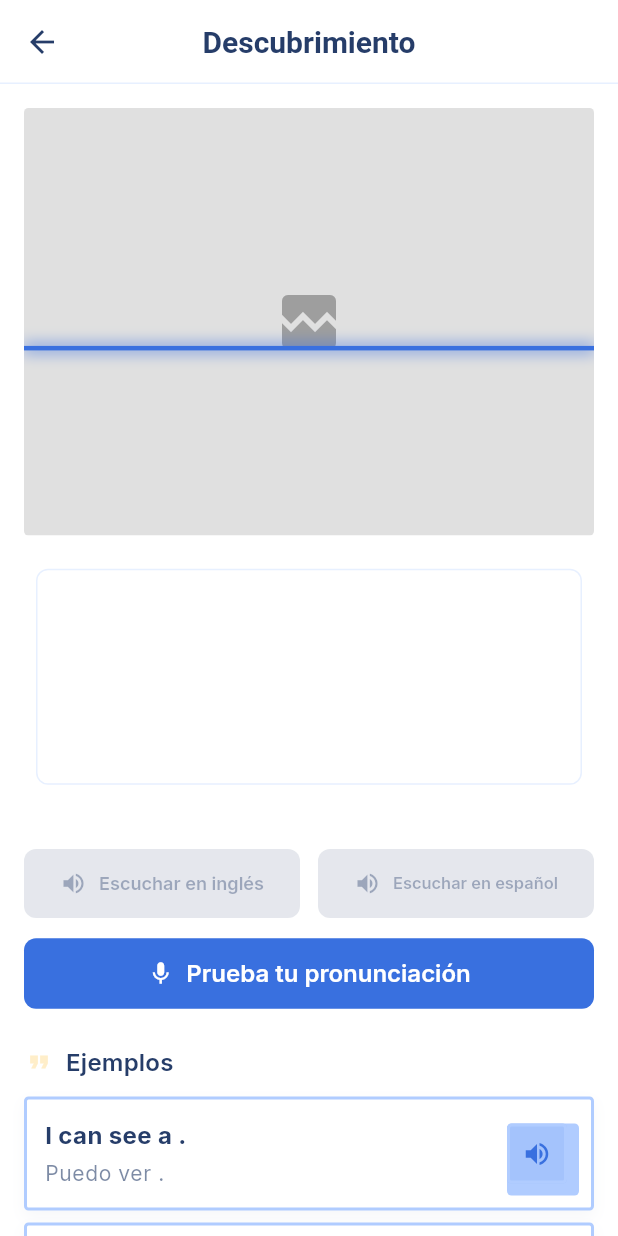
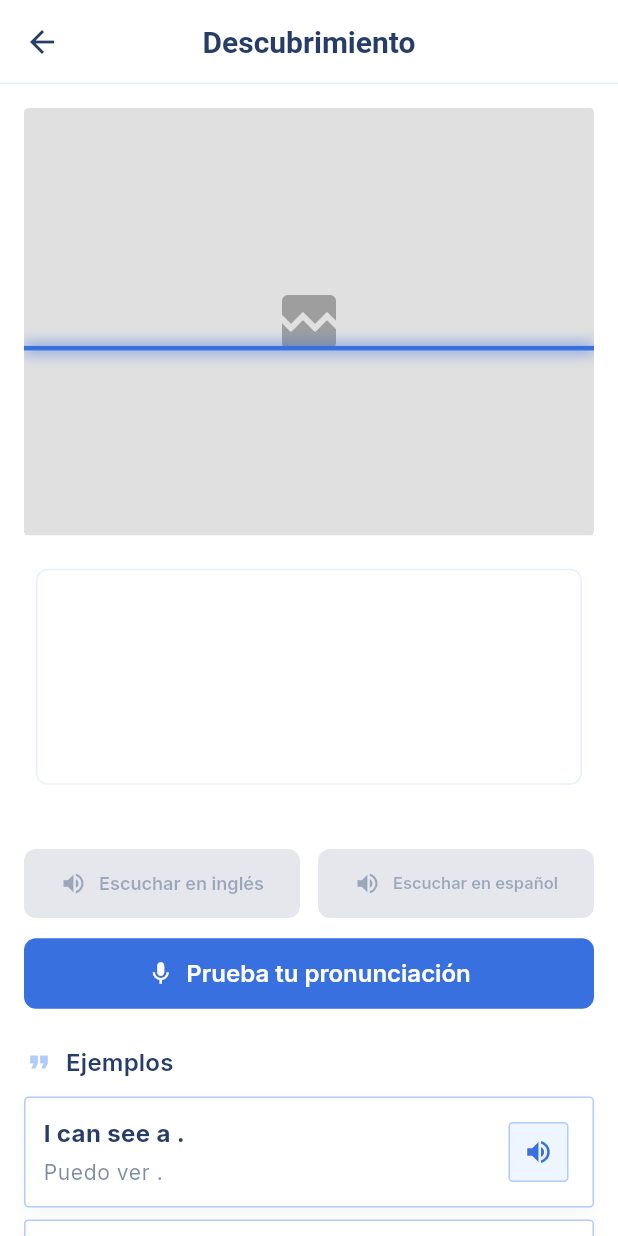
Before and after one commit to Jameshz16/picspeak, a Flutter app: the ResultScreen screen opened directly with empty values, on a phone screen of 412 x 824 dp. Run offline on Flutter 3.47's test engine with Material 3 defaults, Android fonts, the phone set to English and light mode, and no system bars; our stand-ins replace camera, cloud_firestore, firebase_auth, firebase_core, firebase_messaging, flutter_local_notifications and 11 more; missing offline and left inert: google_mlkit_image_labeling, google_mlkit_object_detection, purchases_flutter; accounts and stored records are empty; Roboto replaces fonts that are missing (Line Seed Jp).

Commit message:
fix(ui): migrate pronunciation + phrases to Soft Blue design
- phrases_section.dart: NbColors/NbPopIn/NbShadows/NbPressable → SbColors/SbFadeIn/SbShadows/SbPressable
- result_screen.dart: PronunciationButton success color → SbColors.activeBlue
- Borders: 2px black → 1px blue

```diff
--- a/lib/features/object_recognition/presentation/phrases_section.dart
+++ b/lib/features/object_recognition/presentation/phrases_section.dart
@@ -1,8 +1,10 @@
 import 'package:flutter/material.dart';
 import 'package:flutter_riverpod/flutter_riverpod.dart';
 
-import '../../../app/nb_animations.dart';
-import '../../../app/theme.dart';
+import '../../../app/sb_animations.dart';
+import '../../../app/sb_colors.dart';
+import '../../../app/sb_radius.dart';
+import '../../../app/sb_shadows.dart';
 import '../../../core/data/phrase_repository.dart';
 import '../domain/template_phrases.dart';
 import '../presentation/tts_play_notifier.dart';
@@ -41,7 +43,7 @@ class PhrasesSection extends ConsumerWidget {
                 Icon(
                   Icons.format_quote,
                   size: 20,
-                  color: NbColors.secondary,
+                  color: SbColors.accentBlue,
                 ),
                 const SizedBox(width: 8),
                 Text(
@@ -52,7 +54,7 @@ class PhrasesSection extends ConsumerWidget {
             ),
             const SizedBox(height: 12),
             ...List.generate(phrases.length, (index) {
-              return NbPopIn(
+              return SbFadeIn(
                 delay: Duration(milliseconds: index * 60),
                 child: Padding(
                   padding: const EdgeInsets.only(bottom: 8),
@@ -88,9 +90,9 @@ class _PhraseCard extends StatelessWidget {
       padding: const EdgeInsets.all(12),
       decoration: BoxDecoration(
         color: theme.colorScheme.surfaceContainerLowest,
-        borderRadius: BorderRadius.circular(NbRadius.xs),
-        border: Border.all(color: NbColors.outline, width: 2),
-        boxShadow: const [NbShadows.hard],
+        borderRadius: BorderRadius.circular(SbRadius.secondary),
+        border: Border.all(color: SbColors.outline, width: 1),
+        boxShadow: const [SbShadows.soft],
       ),
       child: Row(
         children: [
@@ -115,16 +117,16 @@ class _PhraseCard extends StatelessWidget {
             ),
           ),
           const SizedBox(width: 8),
-          NbPressable(
+          SbPressable(
             child: IconButton(
               onPressed: onSpeak,
               icon: const Icon(Icons.volume_up, size: 20),
               style: IconButton.styleFrom(
-                backgroundColor: NbColors.primary.withValues(alpha: 0.1),
-                foregroundColor: NbColors.primary,
+                backgroundColor: SbColors.accentBlue.withValues(alpha: 0.2),
+                foregroundColor: SbColors.activeBlue,
                 shape: RoundedRectangleBorder(
-                  borderRadius: BorderRadius.circular(NbRadius.xs),
-                  side: const BorderSide(color: NbColors.outline, width: 2),
+                  borderRadius: BorderRadius.circular(SbRadius.secondary),
+                  side: const BorderSide(color: SbColors.outline, width: 1),
                 ),
               ),
             ),
--- a/lib/features/object_recognition/presentation/result_screen.dart
+++ b/lib/features/object_recognition/presentation/result_screen.dart
@@ -479,7 +479,7 @@ class _PronunciationButton extends ConsumerWidget {
             _ => 'Mejorable',
           },
           Icons.check_circle,
-          Colors.green.shade600,
+          SbColors.activeBlue,
         ),
       PronunciationPhase.failure => (
           'Intenta de nuevo',
```
